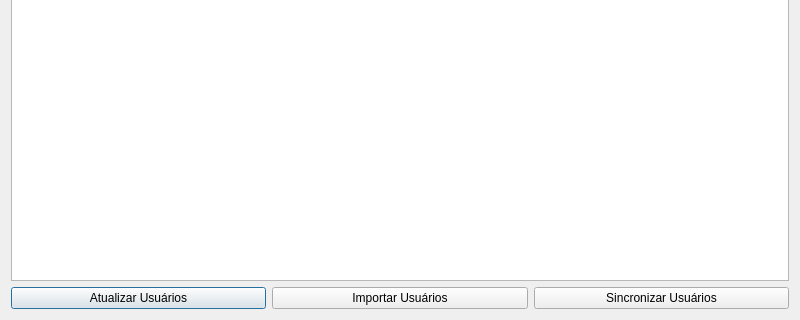
1cgeo/controle_acervo, file ferramentas_acervo/gui/usuarios/manage_users_dialog.ui: the form before one commit; both pictures show x 0 to 800 and y 180 to 500 of the 800 by 500 pixel window.
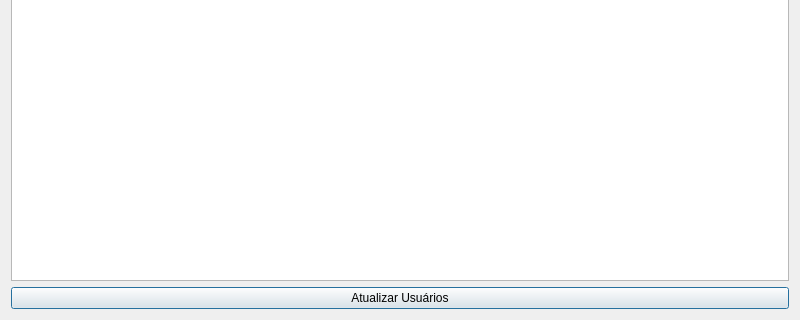
The form after the commit.

The edit to the form file:
```diff
--- a/ferramentas_acervo/gui/usuarios/manage_users_dialog.ui
+++ b/ferramentas_acervo/gui/usuarios/manage_users_dialog.ui
@@ -27,20 +27,6 @@
        </property>
       </widget>
      </item>
-     <item>
-      <widget class="QPushButton" name="importButton">
-       <property name="text">
-        <string>Importar Usuários</string>
-       </property>
-      </widget>
-     </item>
-     <item>
-      <widget class="QPushButton" name="syncButton">
-       <property name="text">
-        <string>Sincronizar Usuários</string>
-       </property>
-      </widget>
-     </item>
     </layout>
    </item>
   </layout>
```
